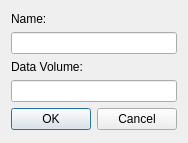
This is DCGUI/Windows/EdgeDialog.ui in DanielZorin/DataCenters as Qt 5 draws it before an edit. The edited form follows.
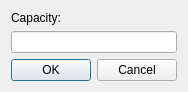
This is the edited form.

```diff
--- a/DCGUI/Windows/EdgeDialog.ui
+++ b/DCGUI/Windows/EdgeDialog.ui
@@ -1,12 +1,12 @@
 <ui version="4.0" >
  <class>EdgeDialog</class>
- <widget class="QDialog" name="EdgeDialog" >
-  <property name="geometry" >
+ <widget class="QDialog" name="EdgeDialog">
+  <property name="geometry">
    <rect>
     <x>0</x>
     <y>0</y>
     <width>182</width>
-    <height>143</height>
+    <height>92</height>
    </rect>
   </property>
   <property name="windowTitle" >
@@ -39,16 +39,16 @@
          <verstretch>0</verstretch>
         </sizepolicy>
        </property>
-       <property name="text" >
-        <string>Name:</string>
+       <property name="text">
+        <string>Capacity:</string>
        </property>
       </widget>
      </item>
      <item>
-      <layout class="QHBoxLayout" name="horizontalLayout_2" >
+      <layout class="QHBoxLayout" name="horizontalLayout_3">
        <item>
-        <widget class="QLineEdit" name="name" >
-         <property name="enabled" >
+        <widget class="QLineEdit" name="capacity">
+         <property name="enabled">
           <bool>true</bool>
          </property>
          <property name="readOnly" >
@@ -59,37 +59,10 @@
       </layout>
      </item>
      <item>
-      <widget class="QLabel" name="volumelabel" >
-       <property name="sizePolicy" >
-        <sizepolicy vsizetype="Fixed" hsizetype="Preferred" >
-         <horstretch>0</horstretch>
-         <verstretch>0</verstretch>
-        </sizepolicy>
-       </property>
-       <property name="text" >
-        <string>Data Volume:</string>
-       </property>
-      </widget>
-     </item>
-     <item>
-      <layout class="QHBoxLayout" name="horizontalLayout_3" >
+      <layout class="QHBoxLayout" name="horizontalLayout">
        <item>
-        <widget class="QLineEdit" name="volume" >
-         <property name="enabled" >
-          <bool>true</bool>
-         </property>
-         <property name="readOnly" >
-          <bool>false</bool>
-         </property>
-        </widget>
-       </item>
-      </layout>
-     </item>
-     <item>
-      <layout class="QHBoxLayout" name="horizontalLayout" >
-       <item>
-        <widget class="QPushButton" name="OK" >
-         <property name="text" >
+        <widget class="QPushButton" name="OK">
+         <property name="text">
           <string>OK</string>
          </property>
         </widget>
```
Left out of the diff: 39 changed lines with no effect on the pictures.
